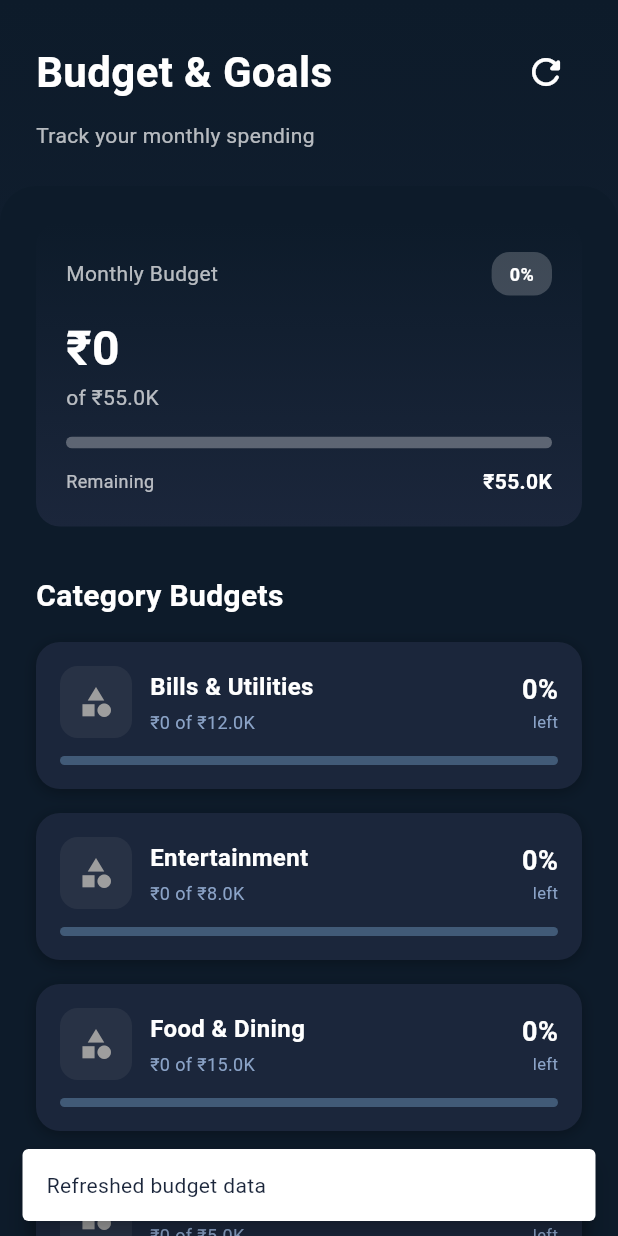
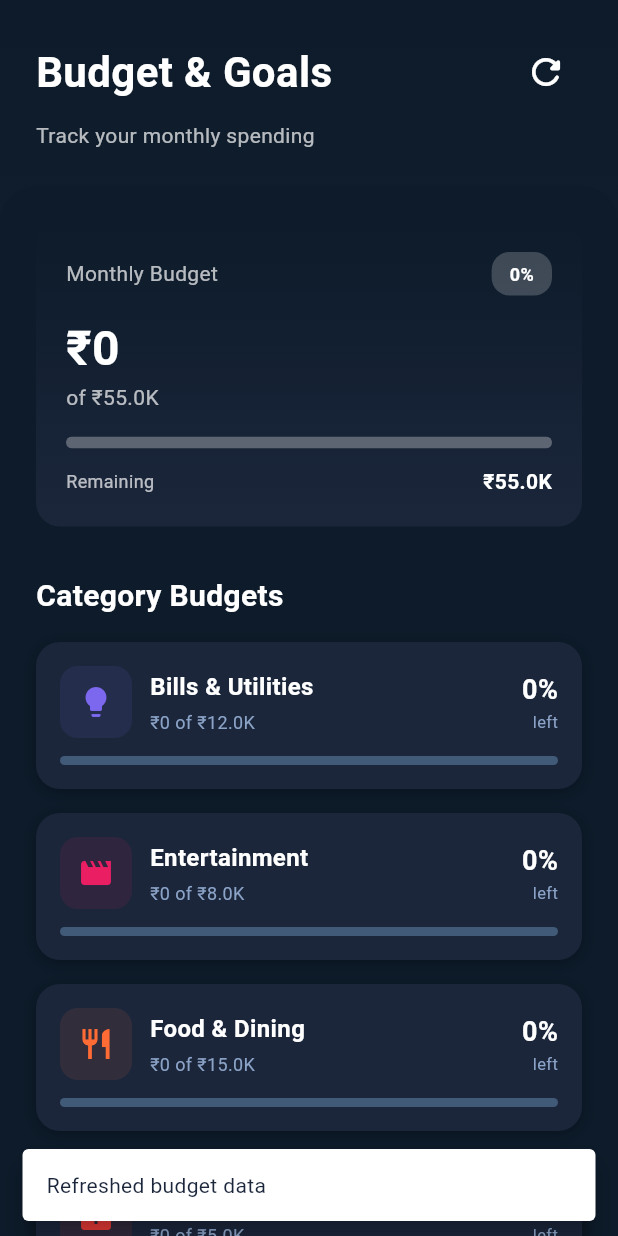
Before and after one commit to mmuteeullah/FinWise, a Flutter app: the BudgetScreen screen opened directly, after a tap on the "refresh" icon, on a phone screen of 412 x 824 dp. Run offline on Flutter 3.47's test engine with Material 3 defaults, Android fonts, the phone set to English and light mode, and no system bars; our stand-ins replace fl_chart, flutter_secure_storage, google_sign_in, local_auth, shared_preferences, shimmer and 1 more; missing offline and left inert: background_fetch, encrypt, googleapis; accounts and stored records are empty; network calls fail.

Commit message:
fix: Resolve parsing null errors and missing database tables
Bug Fixes:
- Fix NoSuchMethodError when API returns null/malformed responses
- Add null-safe access for nested response parsing in 4 locations
- Fix no such table: categories error by auto-creating table if missing
- Fix no such table: card_preferences error with same approach

New Features:
- Add Clear Error button in Error Log screen

Database Safety:
- CategoryService ensures categories table exists before queries
- DatabaseHelper ensures card_preferences table exists before queries
- Tables are auto-created and seeded with defaults if missing

```diff
--- a/lib/services/category_service.dart
+++ b/lib/services/category_service.dart
@@ -8,9 +8,83 @@ class CategoryService {
   CategoryService._internal();
 
   final DatabaseHelper _db = DatabaseHelper.instance;
+  bool _tableVerified = false;
+
+  /// Ensure categories table exists (handles failed migrations)
+  Future<void> _ensureTableExists() async {
+    if (_tableVerified) return;
+
+    final db = await _db.database;
+
+    // Check if table exists
+    final tables = await db.rawQuery(
+      "SELECT name FROM sqlite_master WHERE type='table' AND name='categories'"
+    );
+
+    if (tables.isEmpty) {
+      print('⚠️ Categories table missing - creating it now...');
+
+      // Create the table
+      await db.execute('''
+        CREATE TABLE IF NOT EXISTS categories (
+          id TEXT PRIMARY KEY,
+          name TEXT UNIQUE NOT NULL,
+          is_default INTEGER DEFAULT 0,
+          is_active INTEGER DEFAULT 1,
+          icon_emoji TEXT,
+          color_hex TEXT,
+          created_at INTEGER NOT NULL
+        )
+      ''');
+
+      await db.execute('''
+        CREATE INDEX IF NOT EXISTS idx_categories_active ON categories (is_active)
+      ''');
+      await db.execute('''
+        CREATE INDEX IF NOT EXISTS idx_categories_default ON categories (is_default)
+      ''');
+
+      // Seed default categories
+      final now = DateTime.now().millisecondsSinceEpoch;
+      final defaultCategories = [
+        {'name': 'Food & Dining', 'emoji': '🍔', 'color': 'FF6B35'},
+        {'name': 'Shopping', 'emoji': '🛒', 'color': 'F7931E'},
+        {'name': 'Transportation', 'emoji': '🚗', 'color': '4A90E2'},
+        {'name': 'Bills & Utilities', 'emoji': '💡', 'color': '7B68EE'},
+        {'name': 'Entertainment', 'emoji': '🎬', 'color': 'E91E63'},
+        {'name': 'Healthcare', 'emoji': '🏥', 'color': 'E53935'},
+        {'name': 'Travel', 'emoji': '✈️', 'color': '00ACC1'},
+        {'name': 'Groceries', 'emoji': '🥬', 'color': '43A047'},
+        {'name': 'Education', 'emoji': '📚', 'color': '3949AB'},
+        {'name': 'Salary', 'emoji': '💰', 'color': '00897B'},
+        {'name': 'Investment', 'emoji': '📈', 'color': '1E88E5'},
+        {'name': 'Transfer', 'emoji': '↔️', 'color': '757575'},
+        {'name': 'Uncategorized', 'emoji': '❓', 'color': 'BDBDBD'},
+        {'name': 'Other', 'emoji': '📦', 'color': '9E9E9E'},
+      ];
+
+      for (final cat in defaultCategories) {
+        final id = '${now}_${cat['name']!.hashCode}';
+        await db.insert('categories', {
+          'id': id,
+          'name': cat['name'],
+          'is_default': 1,
+          'is_active': 1,
+          'icon_emoji': cat['emoji'],
+          'color_hex': cat['color'],
+          'created_at': now,
+        });
+      }
+
+      print('✅ Categories table created and seeded with ${defaultCategories.length} categories');
+    }
+
+    _tableVerified = true;
+  }
 
   /// Get all active categories
   Future<List<Category>> getActiveCategories() async {
+    await _ensureTableExists();
     final db = await _db.database;
     final result = await db.query(
       'categories',
@@ -22,6 +96,7 @@ class CategoryService {
 
   /// Get all categories (including inactive)
   Future<List<Category>> getAllCategories() async {
+    await _ensureTableExists();
     final db = await _db.database;
     final result = await db.query(
       'categories',
@@ -38,6 +113,7 @@ class CategoryService {
 
   /// Get category by ID
   Future<Category?> getCategoryById(String id) async {
+    await _ensureTableExists();
     final db = await _db.database;
     final result = await db.query(
       'categories',
@@ -51,6 +127,7 @@ class CategoryService {
 
   /// Get category by name
   Future<Category?> getCategoryByName(String name) async {
+    await _ensureTableExists();
     final db = await _db.database;
     final result = await db.query(
       'categories',
@@ -68,6 +145,7 @@ class CategoryService {
     String? iconEmoji,
     String? colorHex,
   }) async {
+    await _ensureTableExists();
     final db = await _db.database;
 
     // Check if category name already exists (even if inactive)
--- a/lib/services/email_parser.dart
+++ b/lib/services/email_parser.dart
@@ -83,14 +83,15 @@ class EmailParser {
 
           print('⏱️ Total parse time: ${totalTime.toStringAsFixed(2)}s (Extract: ${extractTime.toStringAsFixed(2)}s + Parse: ${parseTime.toStringAsFixed(2)}s)');
 
+          final data = llmResult['data'] as Map<String, dynamic>?;
           return ParsingResult.fromLLM(
             success: true,
             transaction: emailTransaction,
             parseTime: totalTime,
-            confidence: llmResult['data']['confidence'] ?? 0.8,
+            confidence: data?['confidence'] ?? 0.8,
             modelUsed: llmResult['model'],
             rawResponse: llmResult['rawResponse'],
-            data: llmResult['data'],
+            data: data,
           );
         } else {
           print('❌ Failed to convert LLM response to transaction');
--- a/lib/services/integrated_transaction_parser.dart
+++ b/lib/services/integrated_transaction_parser.dart
@@ -24,14 +24,15 @@ class IntegratedTransactionParser {
 
           if (transaction != null) {
             // LLM parsing successful
+            final data = llmResult['data'] as Map<String, dynamic>?;
             return ParsingResult.fromLLM(
               success: true,
               transaction: transaction,
               parseTime: llmResult['parseTime'],
-              confidence: llmResult['data']['confidence'] ?? 0.8,
+              confidence: data?['confidence'] ?? 0.8,
               modelUsed: llmResult['model'],
               rawResponse: llmResult['rawResponse'],
-              data: llmResult['data'],
+              data: data,
             );
           } else {
             // LLM returned data but conversion failed - fallback to regex
```
Also changed, not shown: lib/screens/error_log_screen.dart (+38 -0 lines), lib/services/database_helper.dart (+42 -0 lines), lib/services/llm_service.dart (+71 -4 lines).
